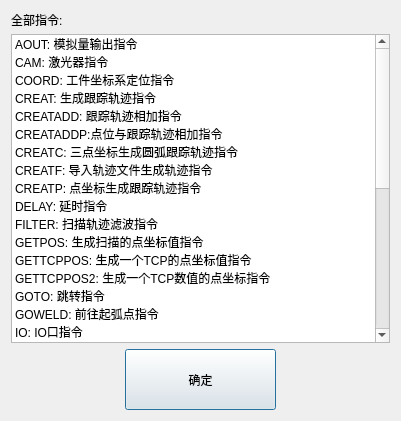
This is othercmddlg.ui in qubo188612/qtwelding as Qt 5 draws it before an edit. The edited form follows.
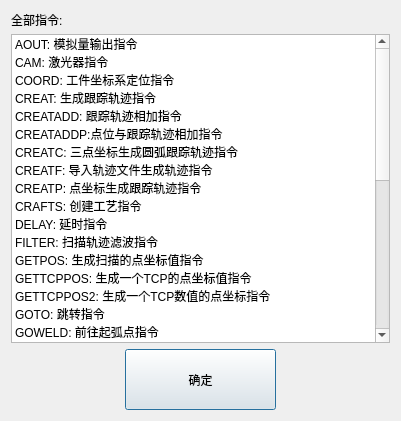
This is the edited form.

```diff
--- a/othercmddlg.ui
+++ b/othercmddlg.ui
@@ -85,6 +85,11 @@
          <string>CREATP: 点坐标生成跟踪轨迹指令</string>
         </property>
        </item>
+       <item>
+        <property name="text">
+         <string>CRAFTS: 创建工艺指令</string>
+        </property>
+       </item>
        <item>
         <property name="text">
          <string>DELAY: 延时指令</string>
@@ -185,6 +190,11 @@
          <string>TRACE: 生成跟踪轨迹工艺指令</string>
         </property>
        </item>
+       <item>
+        <property name="text">
+         <string>TRACE2: 生成跟踪轨迹工艺指令</string>
+        </property>
+       </item>
        <item>
         <property name="text">
          <string>TRACEADD: 生成跟踪轨迹工艺相加指令</string>
```
